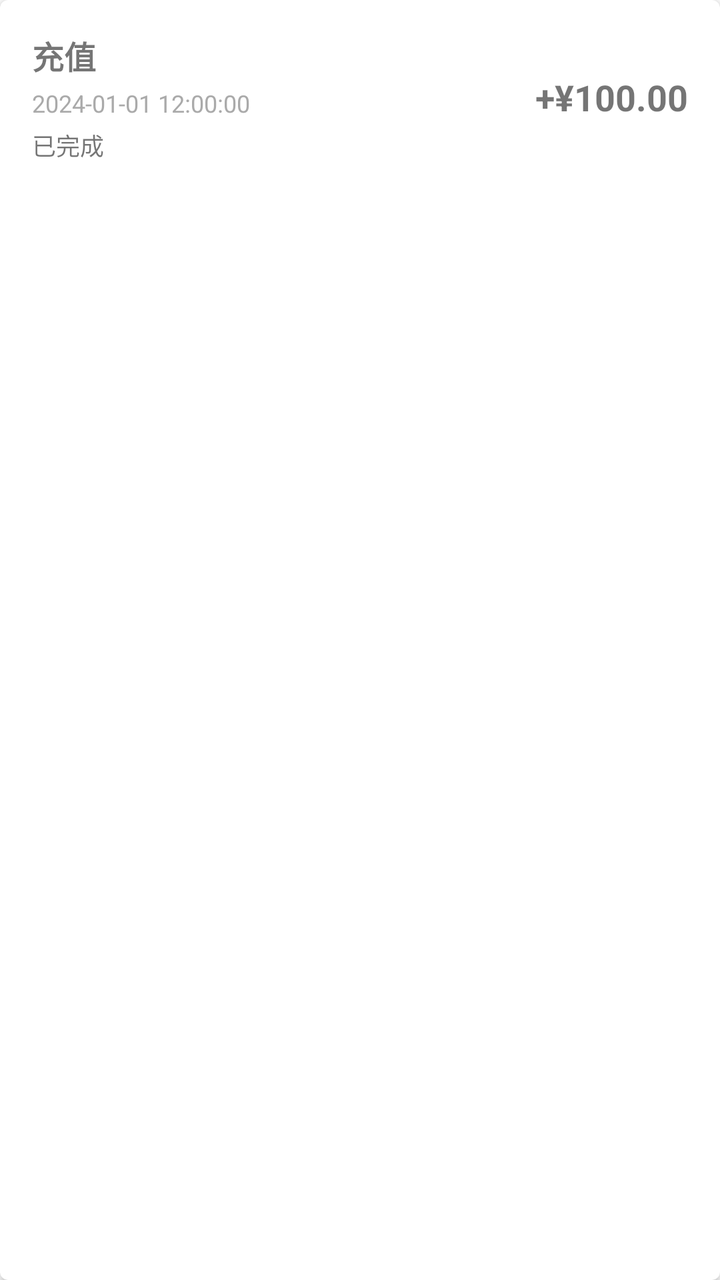
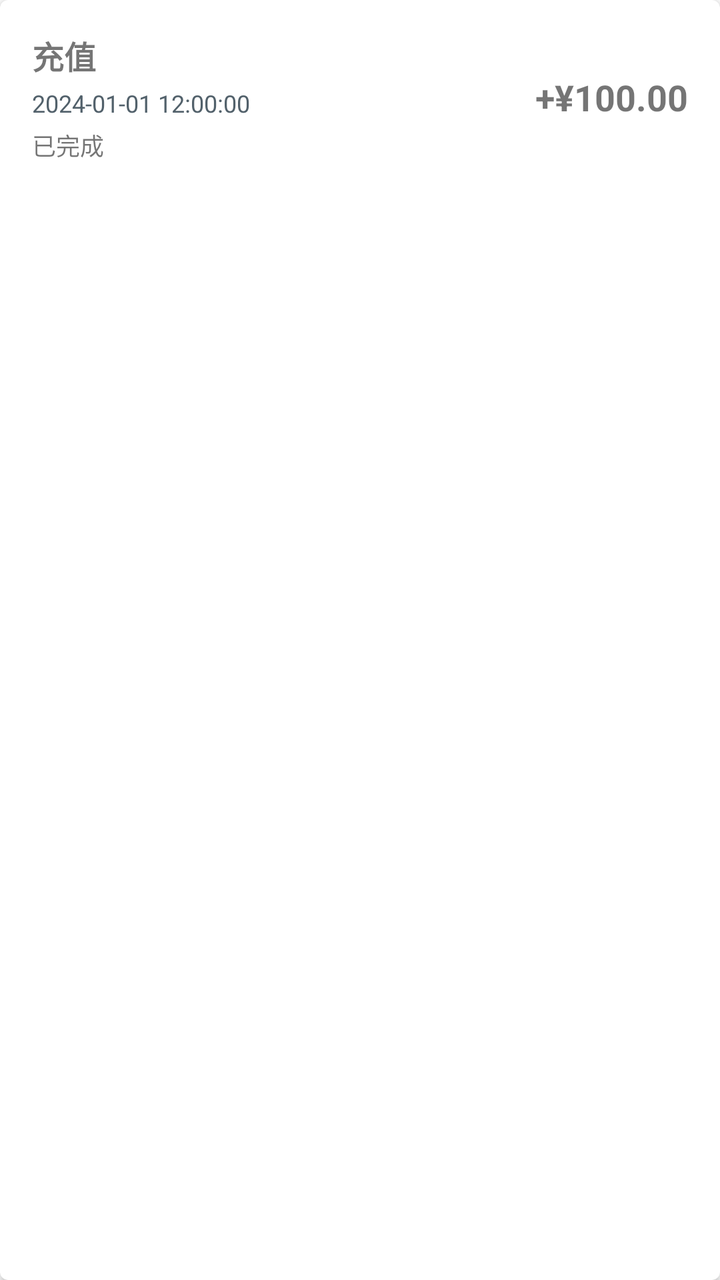

Before-and-after screenshots of an Android layout around one commit, followed by the original layout XML and the change that was made.
<!-- AndroidManifest.xml: application theme Theme.WeightLossBetting -->
<!-- res/layout/item_transaction.xml -->
<?xml version="1.0" encoding="utf-8"?>
<com.google.android.material.card.MaterialCardView xmlns:android="http://schemas.android.com/apk/res/android"
    xmlns:app="http://schemas.android.com/apk/res-auto"
    android:layout_width="match_parent"
    android:layout_height="wrap_content"
    android:layout_marginBottom="8dp"
    app:cardElevation="2dp"
    app:cardCornerRadius="4dp">

    <LinearLayout
        android:layout_width="match_parent"
        android:layout_height="wrap_content"
        android:orientation="horizontal"
        android:padding="16dp">

        <LinearLayout
            android:layout_width="0dp"
            android:layout_height="wrap_content"
            android:layout_weight="1"
            android:orientation="vertical">

            <TextView
                android:id="@+id/tvType"
                android:layout_width="wrap_content"
                android:layout_height="wrap_content"
                android:text="充值"
                android:textSize="16sp"
                android:textStyle="bold" />

            <TextView
                android:id="@+id/tvDate"
                android:layout_width="wrap_content"
                android:layout_height="wrap_content"
                android:text="2024-01-01 12:00:00"
                android:textSize="12sp"
                android:textColor="@android:color/darker_gray"
                android:layout_marginTop="4dp" />

            <TextView
                android:id="@+id/tvStatus"
                android:layout_width="wrap_content"
                android:layout_height="wrap_content"
                android:text="已完成"
                android:textSize="12sp"
                android:layout_marginTop="4dp" />

        </LinearLayout>

        <TextView
            android:id="@+id/tvAmount"
            android:layout_width="wrap_content"
            android:layout_height="wrap_content"
            android:text="+¥100.00"
            android:textSize="18sp"
            android:textStyle="bold"
            android:layout_gravity="center_vertical" />

    </LinearLayout>

</com.google.android.material.card.MaterialCardView>
<!-- resources referenced by this layout -->
<resources>
  <style name="Theme.WeightLossBetting" parent="Theme.MaterialComponents.DayNight.NoActionBar">
          <item name="colorPrimary">@color/purple_500</item>
          <item name="colorPrimaryDark">@color/purple_700</item>
          <item name="colorAccent">@color/purple_200</item>
          <item name="android:statusBarColor">@color/purple_700</item>
          
          
          <item name="XUIThemeStyle">@style/XUITheme.Phone</item>
      </style>
  <color name="purple_500">#FF6200EE</color>
  <color name="purple_700">#FF3700B3</color>
  <color name="purple_200">#FFBB86FC</color>
</resources>

<!-- the commit's change to res/layout/item_transaction.xml (unified diff, before → after) -->
@@ -33,7 +33,7 @@
                 android:layout_height="wrap_content"
                 android:text="2024-01-01 12:00:00"
                 android:textSize="12sp"
-                android:textColor="@android:color/darker_gray"
+                android:textColor="@color/xui_config_color_text_content"
                 android:layout_marginTop="4dp" />
 
             <TextView
<!-- resource entries referenced after the edit -->
@@ -1,16 +1,19 @@
 <!-- resources referenced by this layout -->
 <resources>
+  <color name="xui_config_color_text_content">#FF52616B</color>
   <style name="Theme.WeightLossBetting" parent="Theme.MaterialComponents.DayNight.NoActionBar">
           <item name="colorPrimary">@color/purple_500</item>
           <item name="colorPrimaryDark">@color/purple_700</item>
           <item name="colorAccent">@color/purple_200</item>
           <item name="android:statusBarColor">@color/purple_700</item>
+          <item name="android:navigationBarColor">@color/xui_config_color_background</item>
           
           
           <item name="XUIThemeStyle">@style/XUITheme.Phone</item>
       </style>
-  <color name="purple_500">#FF6200EE</color>
-  <color name="purple_700">#FF3700B3</color>
-  <color name="purple_200">#FFBB86FC</color>
+  <color name="purple_500">#FFE85D4A</color>
+  <color name="purple_700">#FFB94235</color>
+  <color name="purple_200">#FFF7B6A8</color>
+  <color name="xui_config_color_background">#FFF7F5F0</color>
 </resources>
 
